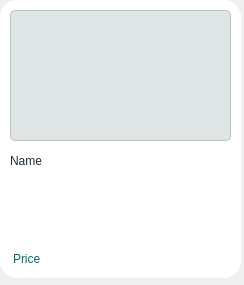
Before: the Qt Designer form ui/item.ui in MxGhadimi/Qwicky-Uni, drawn with Qt 5.
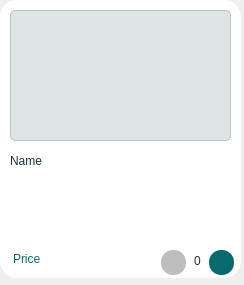
After: the same form once the commit is applied. Icons and pictures are not drawn.

The edit to the form file:
```diff
--- a/ui/item.ui
+++ b/ui/item.ui
@@ -179,11 +179,101 @@
      <string>Name</string>
     </property>
    </widget>
+   <widget class="QPushButton" name="Removeamount_PB">
+    <property name="geometry">
+     <rect>
+      <x>161</x>
+      <y>250</y>
+      <width>25</width>
+      <height>25</height>
+     </rect>
+    </property>
+    <property name="styleSheet">
+     <string notr="true">QPushButton {
+    background-color: rgb(190, 190, 190);
+    border: none;
+    border-radius: 12px;
+	padding-bottom: 5px;
+	padding-left: 0.5px;
+	padding-top: 5px;
+	padding-right: 1px;
+	image: url(:/icons/images/icons/remove.png);
+	font: 600 15pt &quot;Segoe UI&quot;;
+}
+QPushButton:hover {
+    background-color: rgb(7, 132, 136);
+}
+QPushButton::pressed {
+    background-color: rgb(5, 97, 100);
+}</string>
+    </property>
+    <property name="text">
+     <string/>
+    </property>
+   </widget>
+   <widget class="QPushButton" name="Addamount_PB">
+    <property name="geometry">
+     <rect>
+      <x>209</x>
+      <y>250</y>
+      <width>25</width>
+      <height>25</height>
+     </rect>
+    </property>
+    <property name="styleSheet">
+     <string notr="true">QPushButton {
+    background-color: rgb(6, 106, 110);
+    border: none;
+    border-radius: 12px;
+	padding-bottom: 5px;
+	padding-left: 0.5px;
+	padding-top: 5px;
+	padding-right: 1px;
+	image: url(:/icons/images/icons/plus.png);
+	font: 600 15pt &quot;Segoe UI&quot;;
+}
+QPushButton:hover {
+    background-color: rgb(7, 132, 136);
+}
+QPushButton::pressed {
+    background-color: rgb(5, 97, 100);
+}</string>
+    </property>
+    <property name="text">
+     <string/>
+    </property>
+   </widget>
+   <widget class="QLineEdit" name="Amount_L">
+    <property name="geometry">
+     <rect>
+      <x>183</x>
+      <y>245</y>
+      <width>31</width>
+      <height>31</height>
+     </rect>
+    </property>
+    <property name="styleSheet">
+     <string notr="true">QLineEdit {
+	background: white;
+	color: rgb(31, 48, 58);
+	font: 600 15pt &quot;Segoe UI&quot;;
+}</string>
+    </property>
+    <property name="text">
+     <string>0</string>
+    </property>
+    <property name="alignment">
+     <set>Qt::AlignCenter</set>
+    </property>
+   </widget>
    <zorder>treeView</zorder>
    <zorder>Price_L</zorder>
    <zorder>Image_L</zorder>
    <zorder>Description_TE</zorder>
    <zorder>Name_PB</zorder>
+   <zorder>Amount_L</zorder>
+   <zorder>Addamount_PB</zorder>
+   <zorder>Removeamount_PB</zorder>
   </widget>
  </widget>
  <resources/>
```
